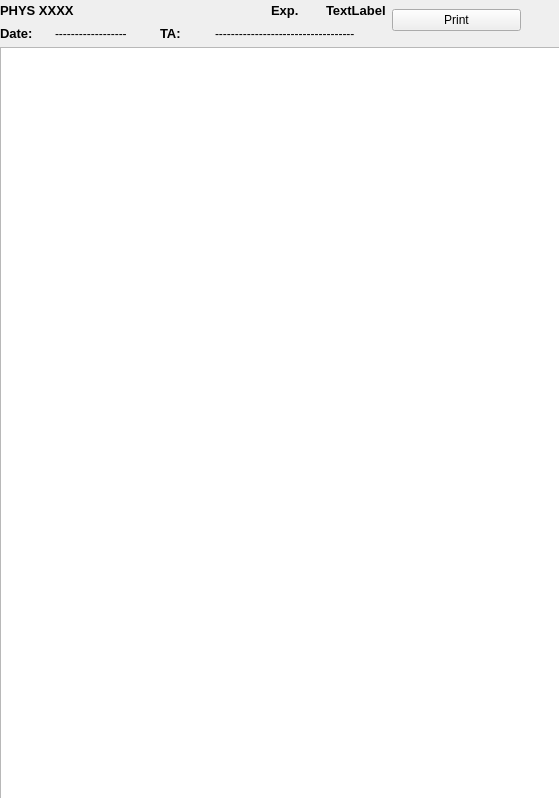
tdgskinner/yorku-phys-lab-seating, file YorkULabSeating_att.ui: the form before one commit.
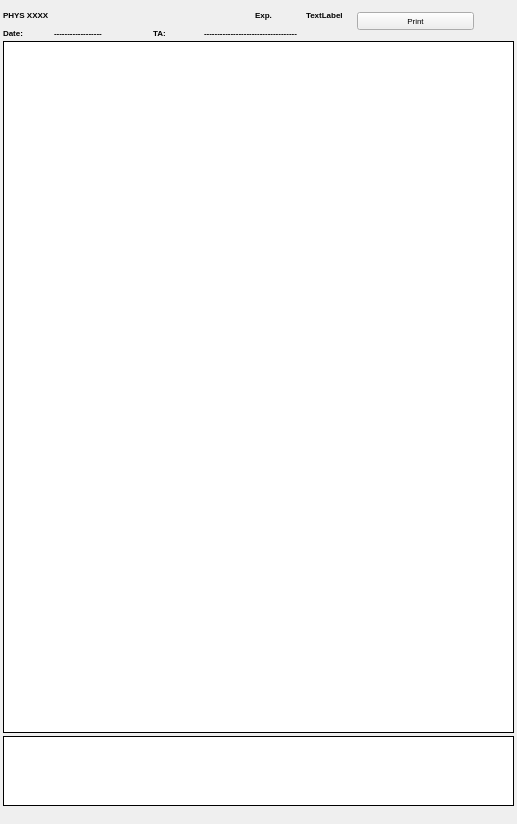
The form after the commit.

Commit message: attend list updated

What changed in the file:
```diff
--- a/YorkULabSeating_att.ui
+++ b/YorkULabSeating_att.ui
@@ -6,23 +6,26 @@
    <rect>
     <x>0</x>
     <y>0</y>
-    <width>559</width>
-    <height>798</height>
+    <width>517</width>
+    <height>824</height>
    </rect>
   </property>
   <property name="windowTitle">
    <string>Form</string>
   </property>
-  <widget class="QWidget" name="layoutWidget">
+  <widget class="QWidget" name="">
    <property name="geometry">
     <rect>
-     <x>0</x>
-     <y>0</y>
-     <width>561</width>
+     <x>3</x>
+     <y>5</y>
+     <width>511</width>
      <height>801</height>
     </rect>
    </property>
-   <layout class="QVBoxLayout" name="verticalLayout_2" stretch="1,8">
+   <layout class="QVBoxLayout" name="verticalLayout_2" stretch="1,30,1">
+    <property name="spacing">
+     <number>3</number>
+    </property>
     <item>
      <layout class="QHBoxLayout" name="horizontalLayout" stretch="3,1,0">
       <item>
@@ -44,7 +47,8 @@
          <widget class="QLabel" name="label_4">
           <property name="font">
            <font>
-            <pointsize>10</pointsize>
+            <family>Arial</family>
+            <pointsize>6</pointsize>
             <weight>75</weight>
             <bold>true</bold>
            </font>
@@ -58,7 +62,8 @@
          <widget class="QLabel" name="label_exp_id">
           <property name="font">
            <font>
-            <pointsize>10</pointsize>
+            <family>Arial</family>
+            <pointsize>6</pointsize>
             <weight>75</weight>
             <bold>true</bold>
            </font>
@@ -72,7 +77,8 @@
          <widget class="QLabel" name="label_6">
           <property name="font">
            <font>
-            <pointsize>10</pointsize>
+            <family>Arial</family>
+            <pointsize>6</pointsize>
             <weight>75</weight>
             <bold>true</bold>
            </font>
@@ -86,7 +92,8 @@
          <widget class="QLabel" name="label_5">
           <property name="font">
            <font>
-            <pointsize>10</pointsize>
+            <family>Arial</family>
+            <pointsize>6</pointsize>
             <weight>75</weight>
             <bold>true</bold>
            </font>
@@ -98,6 +105,14 @@
         </item>
         <item row="1" column="1" colspan="2">
          <widget class="QLabel" name="label_2">
+          <property name="font">
+           <font>
+            <family>Arial</family>
+            <pointsize>6</pointsize>
+            <weight>75</weight>
+            <bold>true</bold>
+           </font>
+          </property>
           <property name="text">
            <string>------------------</string>
           </property>
@@ -105,6 +120,14 @@
         </item>
         <item row="1" column="4" colspan="3">
          <widget class="QLabel" name="label_TA_name">
+          <property name="font">
+           <font>
+            <family>Arial</family>
+            <pointsize>6</pointsize>
+            <weight>75</weight>
+            <bold>true</bold>
+           </font>
+          </property>
           <property name="text">
            <string>-----------------------------------</string>
           </property>
@@ -114,7 +137,8 @@
          <widget class="QLabel" name="label_code">
           <property name="font">
            <font>
-            <pointsize>10</pointsize>
+            <family>Arial</family>
+            <pointsize>6</pointsize>
             <weight>75</weight>
             <bold>true</bold>
            </font>
@@ -130,6 +154,12 @@
        <layout class="QVBoxLayout" name="verticalLayout">
         <item>
          <widget class="QPushButton" name="pushButton_print_att">
+          <property name="font">
+           <font>
+            <family>Arial</family>
+            <pointsize>6</pointsize>
+           </font>
+          </property>
           <property name="text">
            <string>Print</string>
           </property>
@@ -156,11 +186,49 @@
      <widget class="QTableView" name="tableView_att">
       <property name="font">
        <font>
-        <pointsize>7</pointsize>
+        <family>Tahoma</family>
+        <pointsize>5</pointsize>
        </font>
       </property>
+      <property name="frameShape">
+       <enum>QFrame::Box</enum>
+      </property>
+      <property name="frameShadow">
+       <enum>QFrame::Plain</enum>
+      </property>
       <property name="lineWidth">
-       <number>2</number>
+       <number>1</number>
+      </property>
+      <property name="midLineWidth">
+       <number>1</number>
+      </property>
+      <property name="alternatingRowColors">
+       <bool>true</bool>
+      </property>
+      <attribute name="horizontalHeaderDefaultSectionSize">
+       <number>110</number>
+      </attribute>
+     </widget>
+    </item>
+    <item>
+     <widget class="QPlainTextEdit" name="plainTextEdit_att">
+      <property name="font">
+       <font>
+        <family>Arial Narrow</family>
+        <pointsize>6</pointsize>
+       </font>
+      </property>
+      <property name="frameShape">
+       <enum>QFrame::Box</enum>
+      </property>
+      <property name="frameShadow">
+       <enum>QFrame::Plain</enum>
+      </property>
+      <property name="lineWidth">
+       <number>1</number>
+      </property>
+      <property name="midLineWidth">
+       <number>1</number>
       </property>
      </widget>
     </item>
```
The commit also changes 1 other file.
